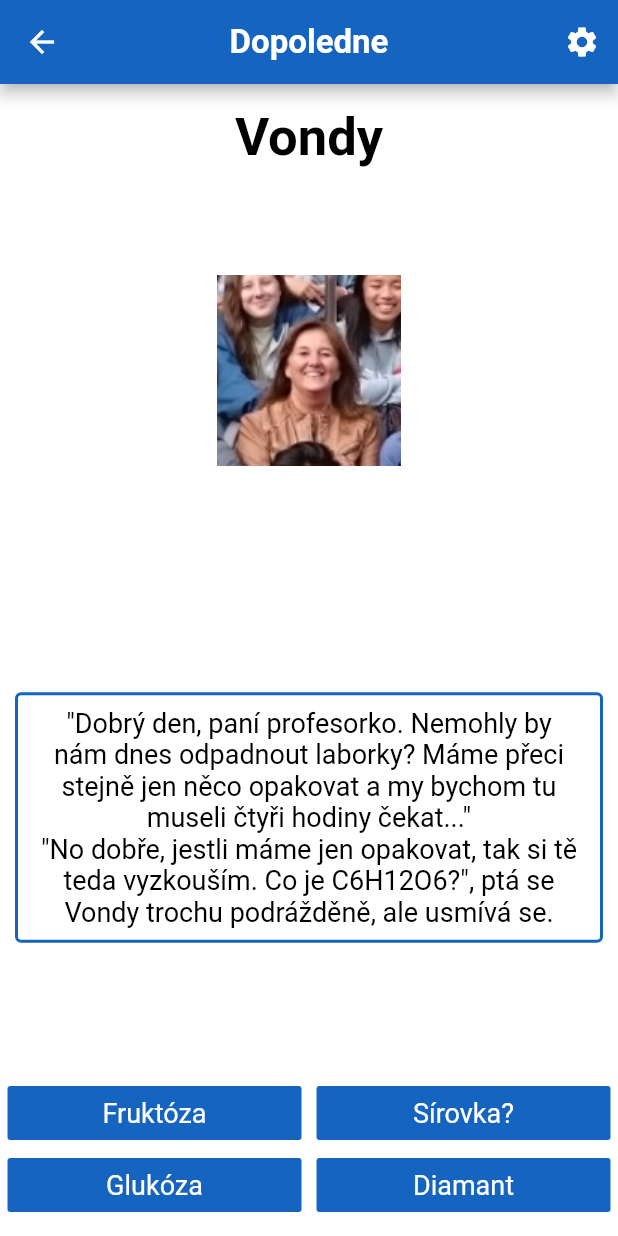
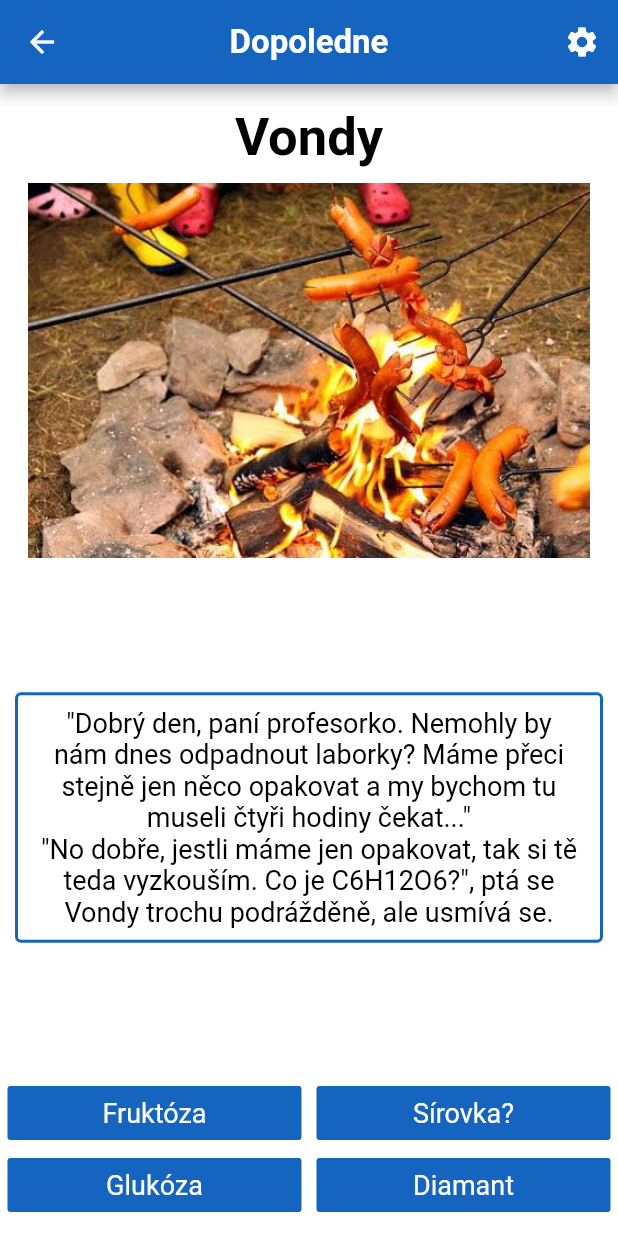
Before and after one commit to sawduststudios/gvp_sim, a Flutter app: the Encounter screen opened by its route, after a tap on "...", on a phone screen of 412 x 824 dp. Run offline on Flutter 3.47's test engine with Material 2 defaults, Android fonts, the phone set to English and light mode, and no system bars; our stand-ins replace flutter_slidable, material_design_icons_flutter, moor, moor_flutter, youtube_player_flutter; missing offline and left inert: swipedetector; generated files the repository leaves out were written again; statements that could not run were skipped.

```diff
--- a/lib/EncounterEnd.dart
+++ b/lib/EncounterEnd.dart
@@ -1,12 +1,11 @@
-import 'package:flutter/cupertino.dart';
 import 'package:flutter/material.dart';
 import 'package:gvp_sim_db/gameData.dart';
 import 'package:provider/provider.dart';
 import 'database/moor_database.dart';
 
 class EncounterEnd extends StatelessWidget {
-  EncounterEnd({Key key, this.currentEvent, this.sentence}) : super(key: key);
-  final currentEvent;
+  EncounterEnd({Key key, this.currentEventState, this.sentence}) : super(key: key);
+  final currentEventState;
   final sentence;
 
   @override
@@ -50,7 +49,7 @@ class EncounterEnd extends StatelessWidget {
               children: <Widget>[
                 SizedBox(height: 25,),
                 Text(
-                  currentEvent.personName,
+                  currentEventState.personName,
                   textAlign: TextAlign.center,
                   style: TextStyle(
                     color: Colors.black,
@@ -62,7 +61,7 @@ class EncounterEnd extends StatelessWidget {
                 SizedBox(height: 10,),
                 Expanded(
                   child: Image.asset(
-                    currentEvent.imagePath,
+                    currentEventState.imagePath,
                   ),
                 ),
                 SizedBox(height: 15,),
--- a/lib/database/dataStorage.dart
+++ b/lib/database/dataStorage.dart
@@ -8,7 +8,7 @@ import 'package:material_design_icons_flutter/material_design_icons_flutter.dart
 class DataStorage {
 
   static const SKILLCOUNT = 9;
-  static const EVENTCOUNT = 2;
+  static const INNITSTATECOUNT = 2;
   static const EVENTSTATECOUNT = 16;
 
   static List<Skill> skills = [
@@ -91,13 +91,14 @@ class DataStorage {
   };
 
 //todo: tvuj program dela initStateID s malym 'd'
-  static List<Event> events = [
-    Event(id: 100, personName: "Vondy", imagePath: "images/vondy.jpg", initStateID: 10010),
-    Event(id: 101, personName: "Ohýnek", imagePath: "images/ohynek.jpg", initStateID: 10110),
+
+  static List<int> innitStateIDs = [
+    10010, 10110
   ];
 
   static List<EventState> eventStates = [
     EventState(id: 10010, sentence: "Je začátek školního roku a hodně učitelů odjelo na seznamovací kurzy. Stalo se tak, že před laborkama z chemie je v rozvrhu čtyřhodinová díra. Tvoji spolužáci tě vyslali poprosit Vondy, aby hodina odpadla. Stojíš před kabinetem a klepeš na dveře.\n\"Dále!\"",
+        personName: "Vondy", imagePath: "images/vondy.jpg",
         butt1: ButtonData(text: "...", nextID: 10011,
             isFinal: false, finalSentence: "",
             unlocksSkill: "none"),
@@ -111,6 +112,7 @@ class DataStorage {
             isFinal: false, finalSentence: "",
             unlocksSkill: "none")),
     EventState(id: 10013, sentence: "\"No to to teda moc neumíš. Buď rád(a), že nedostaneš pětku s váhou 10. Opakování očividně potřebujete jako sůl. Hodina bude!\"",
+        personName: "Vondy", imagePath: "images/vondy.jpg",
         butt1: ButtonData(text: "Ach jo...", nextID: 10010,
             isFinal: true, finalSentence: "Tak to se ti teda nepovedlo... Alespoň můžete jít na fotbal.",
             unlocksSkill: "none",
@@ -127,6 +129,7 @@ class DataStorage {
             unlocksSkill: "none",
             effects: {"happiness": -15, "peerPopularity": -15, "teacherPopularity": -1 })),
     EventState(id: 10015, sentence: "A nemohl bych vás nějak přesvědčit?",
+        personName: "Vondy", imagePath: "images/vondy.jpg",
         butt1: ButtonData(text: "Vydírat", nextID: 10010,
             isFinal: true, finalSentence: "aaa",
             unlocksSkill: "none"),
@@ -141,6 +144,7 @@ class DataStorage {
             isFinal: true, finalSentence: "aaa",
             unlocksSkill: "none")),
     EventState(id: 10011, sentence: "\"Dobrý den, paní profesorko. Nemohly by nám dnes odpadnout laborky? Máme přeci stejně jen něco opakovat a my bychom tu museli čtyři hodiny čekat...\"\n\"No dobře, jestli máme jen opakovat, tak si tě teda vyzkouším. Co je C6H12O6?\", ptá se Vondy trochu podrážděně, ale usmívá se.",
+        personName: "Vondy", imagePath: "images/ohynek.jpg",
         butt1: ButtonData(text: "Fruktóza", nextID: 10013,
             isFinal: false, finalSentence: "",
             unlocksSkill: "none"),
@@ -154,6 +158,7 @@ class DataStorage {
             isFinal: false, finalSentence: "",
             unlocksSkill: "none")),
     EventState(id: 10012, sentence: "\"No dobře, a jaká je elektronová konfigurace vanadu?\"",
+        personName: "Vondy", imagePath: "images/vondy.jpg",
         butt1: ButtonData(text: "[Ar] 3d3 4s2", nextID: 10010,
             isFinal: true, finalSentence: "Panečku, fakt to umíš! No možná bychom to jednou mohli vynechat...",
             unlocksSkill: "none",
@@ -168,6 +173,7 @@ class DataStorage {
             isFinal: false, finalSentence: "",
             unlocksSkill: "none")),
     EventState(id: 10110, sentence: "Tábor stojí a oheň plápolá. Hvězdy svítí a je teplo. ideální večer na... Na co vlastně?",
+        personName: "Ohýnek", imagePath: "images/ohynek.jpg",
         butt1: ButtonData(text: "Jít spát", nextID: 10110,
             isFinal: true, finalSentence: "Ráno jsi se probudil sice odpočatý, ale s pomalovaným obličejem a spacákem plným mouky. Všichni se ti bez ostychu smějí.",
             unlocksSkill: "none",
@@ -183,6 +189,7 @@ class DataStorage {
             isFinal: true, finalSentence: "větev není napsaná",
             unlocksSkill: "none")),
     EventState(id: 10112, sentence: "Postupně všichni odchází spát, až už ti dělá společnost jenom Vašek.\n\"Tak co dáme?\"",
+        personName: "Ohýnek", imagePath: "images/ohynek.jpg",
         butt1: ButtonData(text: "Jäger", nextID: 10113,
             isFinal: false, finalSentence: "",
             unlocksSkill: "none",
@@ -200,6 +207,7 @@ class DataStorage {
             unlocksSkill: "none",
             effects: {"sleep": -3})),
     EventState(id: 10113, sentence: "To by chtělo něčím zapít... Jaký dáme pivo?",
+        personName: "Ohýnek", imagePath: "images/ohynek.jpg",
         butt1: ButtonData(text: "Plzeň", nextID: 10114,
             isFinal: false, finalSentence: "",
             unlocksSkill: "none",
@@ -217,6 +225,7 @@ class DataStorage {
             unlocksSkill: "none",
             effects: {"sleep": -3})),
     EventState(id: 10114, sentence: "A na dobrou noc?",
+        personName: "Ohýnek", imagePath: "images/ohynek.jpg",
         butt1: ButtonData(text: "Už raději ne", nextID: 10110,
             isFinal: true, finalSentence: "Ještě celkem střízlivý zalézáš do spacáku. I tak ses ale trochu chlastat naučil.",
             unlocksSkill: "none"),
@@ -233,6 +242,7 @@ class DataStorage {
             unlocksSkill: "none",
             effects: {"happiness": 10})),
     EventState(id: 10111, sentence: "Vytáhl jsi kytaru. Holky čekají, že zahraješ nějakou slaďárnu. Kámoši se těší na nějaký meme a učitelé doufají, že to nebude sprosté. Co zahraješ?",
+        personName: "Ohýnek", imagePath: "images/ohynek.jpg",
         butt1: ButtonData(text: "Buráky", nextID: 10110,
             isFinal: true, finalSentence: "tato větev není napsaná",
             unlocksSkill: "none", requirements: ["Kytara", 1]),
@@ -248,6 +258,7 @@ class DataStorage {
             unlocksSkill: "none", requirements: ["Kytara", 4],
             effects: {"money": -20, "happiness": 20, "peerPopularity": -10, "parentPopularity": -10, "teacherPopularity": -10})),
     EventState(id: 10115, sentence: "Na klín si ti sedne Ema. \n\"To jsi zahrál nádherně,\" zašeptá ti do ucha.\nJe to nejhezčí holka ze třídy a do teď se na tebe za ty roky podívala sotva dvakrát. Zvláštní...",
+        personName: "Ohýnek", imagePath: "images/ohynek.jpg",
         butt1: ButtonData(text: "Chceš to taky naučit?", nextID: 10116,
             isFinal: false, finalSentence: "",
             unlocksSkill: "none"),
@@ -261,6 +272,7 @@ class DataStorage {
             isFinal: false, finalSentence: "",
             unlocksSkill: "none")),
     EventState(id: 10116, sentence: "Ty jsi roztomilej.  Co kdybys na mě počkal dole u kánojí? Něco ti ukážu.",
+        personName: "Ohýnek", imagePath: "images/ohynek.jpg",
         butt1: ButtonData(text: ";)", nextID: 10117,
             isFinal: false, finalSentence: "",
             unlocksSkill: "none"),
@@ -275,6 +287,7 @@ class DataStorage {
             unlocksSkill: "none",
             effects: {"sleep": 10, "happiness": -5})),
     EventState(id: 10117, sentence: "Nenápadně jsi se vytratil od ostatních a posadil se u kánoje Tsunami. ",
+        personName: "Ohýnek", imagePath: "images/ohynek.jpg",
         butt1: ButtonData(text: "Čekat", nextID: 10118,
             isFinal: false, finalSentence: "",
             unlocksSkill: "none",
@@ -290,6 +303,7 @@ class DataStorage {
             isFinal: false, finalSentence: "",
             unlocksSkill: "none")),
     EventState(id: 10118, sentence: "Sedíš tu už skoro půl hodiny a Eva nikde. Citíš se jako pornohvězda na premiéře. ",
+        personName: "Ohýnek", imagePath: "images/ohynek.jpg",
         butt1: ButtonData(text: "Čekat", nextID: 10119,
             isFinal: false, finalSentence: "",
             unlocksSkill: "none",
@@ -305,6 +319,7 @@ class DataStorage {
             isFinal: false, finalSentence: "",
             unlocksSkill: "none")),
     EventState(id: 10119, sentence: "Další půl hodina minula a tobě se klíží oči. Stojí to vůbec za to?",
+        personName: "Ohýnek", imagePath: "images/ohynek.jpg",
         butt1: ButtonData(text: "ANO!", nextID: 10120,
             isFinal: false, finalSentence: "",
             unlocksSkill: "none",
@@ -320,6 +335,7 @@ class DataStorage {
             isFinal: false, finalSentence: "",
             unlocksSkill: "none")),
     EventState(id: 10120, sentence: "Je ti jasné, že už dlouho nevydržíš. Ale věříš, že tě Eva příjemně probudí. Usínáš na kánoji Tsunami?",
+        personName: "Ohýnek", imagePath: "images/ohynek.jpg",
         butt1: ButtonData(text: "Ano Evo!", nextID: 10110,
             isFinal: true, finalSentence: "Pomalu přecházíš do světa snů. Myslíš při tom na Eviny přednosti.",
             unlocksSkill: "none",
--- a/lib/encounter.dart
+++ b/lib/encounter.dart
@@ -7,7 +7,6 @@ import 'package:gvp_sim_db/database/moor_database.dart';
 import 'package:gvp_sim_db/gameData.dart';
 import 'database/dataStorage.dart';
 import 'dart:math';
-import 'event.dart';
 import 'eventState.dart';
 import 'package:provider/provider.dart';
 
@@ -17,12 +16,12 @@ class Encounter extends StatefulWidget {
 }
 
 class _State extends State<Encounter> {
-  Event _currentEvent;
+  EventState _currentEventState;
 
   @override
   Widget build(BuildContext context) {
-    _currentEvent =
-        DataStorage.events[new Random().nextInt(DataStorage.EVENTCOUNT)];
+    _currentEventState =
+        DataStorage.eventStates.singleWhere((state) => state.id == (DataStorage.innitStateIDs[0]));  //new Random().nextInt(DataStorage.INNITSTATECOUNT) //DataStorage.innitStateIDs[(new Random().nextInt(DataStorage.innitStateIDs.length))]
 
     return Scaffold(
         appBar: AppBar(title: Text('Dopoledne',
@@ -36,13 +35,13 @@ class _State extends State<Encounter> {
                 onPressed: () {Navigator.pushNamed(context, '/SettingsPage');},
               )]
         ),
-        body: Dialogue(firstEvent: _currentEvent));
+        body: Dialogue(firstEventState: _currentEventState));
   }
 }
 
 class Dialogue extends StatefulWidget {
-  Dialogue({Key key, this.firstEvent}) : super(key: key);
-  Event firstEvent;
+  Dialogue({Key key, this.firstEventState}) : super(key: key);
+  EventState firstEventState;
   @override
   _DialogueState createState() => _DialogueState();
 }
@@ -53,8 +52,7 @@ class _DialogueState extends State<Dialogue> {
   @override
   void initState() {
     super.initState();
-    _currentState = (DataStorage.eventStates
-        .singleWhere((f) => f.id == widget.firstEvent.initStateID));
+    _currentState = widget.firstEventState;
   }
 
   @override
@@ -66,7 +64,7 @@ class _DialogueState extends State<Dialogue> {
             context,
             MaterialPageRoute(
                 builder: (context) => EncounterEnd(
-                      currentEvent: widget.firstEvent,
+                      currentEventState: _currentState,
                       sentence: data.finalSentence,
                     )
             ));
@@ -88,7 +86,7 @@ class _DialogueState extends State<Dialogue> {
         children: <Widget>[
           SizedBox(height: 15,),
           Text(
-            widget.firstEvent.personName,
+            _currentState.personName,
             style: TextStyle(
               color: Colors.black,
               fontSize: 35,
@@ -98,7 +96,7 @@ class _DialogueState extends State<Dialogue> {
           ),
           SizedBox(height: 10,),
           Image.asset(
-            widget.firstEvent.imagePath,
+            _currentState.imagePath,
             height: 250,
           ),
           Spacer(),
--- a/lib/eventState.dart
+++ b/lib/eventState.dart
@@ -2,6 +2,8 @@ import 'package:gvp_sim_db/buttonData.dart';
 
 class EventState {
   int id;
+  String personName;
+  String imagePath;
   ButtonData butt1;
   ButtonData butt2;
   ButtonData butt3;
@@ -9,5 +11,5 @@ class EventState {
   String sentence;
 
 
-  EventState({this.sentence, this.butt1, this.butt2, this.butt3, this.butt4, this.id});
+  EventState({this.sentence, this.butt1, this.butt2, this.butt3, this.butt4, this.id, this.personName, this.imagePath});
 }
```
Also changed, not shown: lib/main.dart (+4 -4 lines), images/merva.png (added), images/skola.jpg (added), images/winkler.jpg (added).
